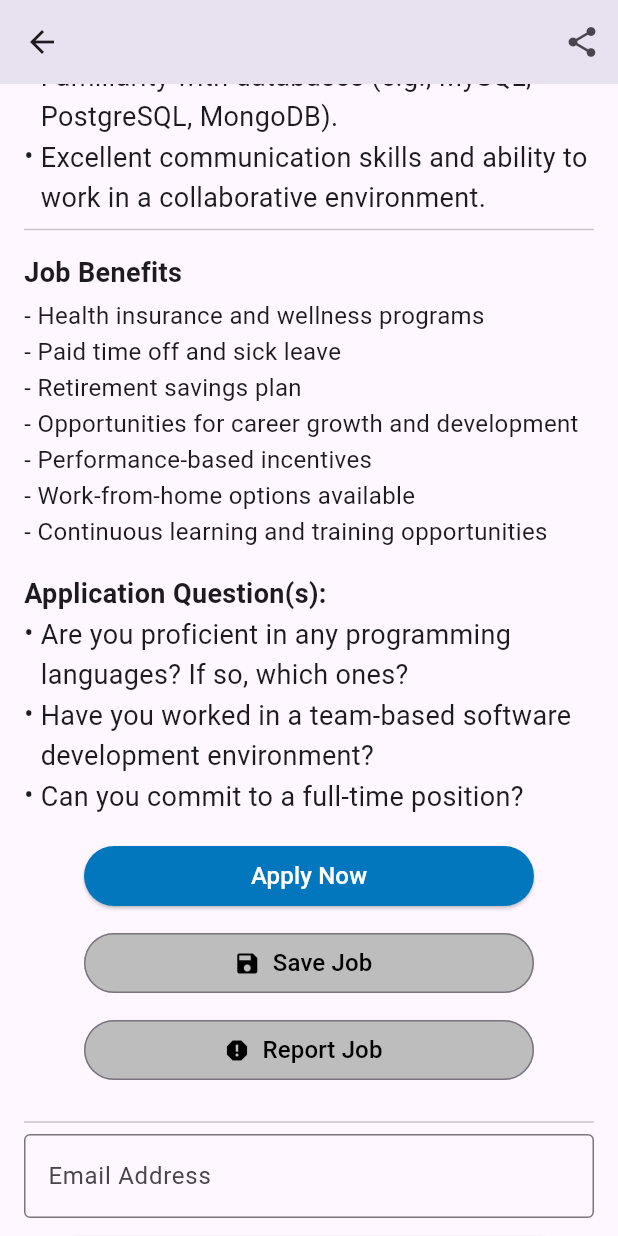
After one commit to ajhay013/Application-JobSync, a Flutter app: the JobDetails screen opened directly, scrolled down 1152 dp, after a tap on "Apply Now", on a phone screen of 412 x 824 dp. The commit adds this screen. Run offline on Flutter 3.47's test engine with Material 3 defaults, Android fonts, the phone set to English and light mode, and no system bars; our stand-ins replace font_awesome_flutter.

Commit message:
HALA BEH

```diff
--- a/lib/Pages/Applicant/ApplicantDashboard/Overview.dart
+++ b/lib/Pages/Applicant/ApplicantDashboard/Overview.dart
@@ -12,7 +12,7 @@ class _OverviewState extends State<Overview> {
 
   @override
   Widget build(BuildContext context) {
-    double screenWidth = MediaQuery.of(context).size.width;
+    // double screenWidth = MediaQuery.of(context).size.width;
 
     return Scaffold(
       appBar: AppBar(
--- a/lib/Pages/Applicant/findemployer.dart
+++ b/lib/Pages/Applicant/findemployer.dart
@@ -1,5 +1,5 @@
 import 'package:flutter/material.dart';
-import 'package:font_awesome_flutter/font_awesome_flutter.dart';  // Import FontAwesomeIcons
+import 'package:font_awesome_flutter/font_awesome_flutter.dart';
 
 class FindEmployer extends StatefulWidget {
   @override
--- /dev/null
+++ b/lib/Pages/Applicant/jobdetails.dart
@@ -0,0 +1,336 @@
+import 'package:flutter/material.dart';
+
+void main() {
+  runApp(MaterialApp(
+    home: JobDetails(
+      job: {
+        'title': 'Software Developer',
+        'company': 'Tech Innovators Inc.',
+        'location': 'Manila',
+        'type': 'Full-time',
+        'salary': '₱45,000/month',
+      },
+    ),
+    debugShowCheckedModeBanner: false,
+  ));
+}
+
+class JobDetails extends StatefulWidget {
+  final Map<String, String> job;
+
+  JobDetails({required this.job});
+
+  @override
+  _JobDetailsState createState() => _JobDetailsState();
+}
+
+class _JobDetailsState extends State<JobDetails> with SingleTickerProviderStateMixin {
+  late AnimationController _animationController;
+  late Animation<Offset> _slideAnimation;
+
+  @override
+  void initState() {
+    super.initState();
+    // Initialize the AnimationController
+    _animationController = AnimationController(
+      duration: Duration(seconds: 1),
+      vsync: this,
+    );
+
+    // Create the Slide Animation
+    _slideAnimation = Tween<Offset>(
+      begin: Offset(0, 1), // Start from the bottom
+      end: Offset.zero,     // End at the normal position
+    ).animate(CurvedAnimation(
+      parent: _animationController,
+      curve: Curves.easeInOut,
+    ));
+
+    // Start the animation
+    _animationController.forward();
+  }
+
+  @override
+  void dispose() {
+    // Dispose of the animation controller when done
+    _animationController.dispose();
+    super.dispose();
+  }
+
+  @override
+  Widget build(BuildContext context) {
+    return Scaffold(
+      appBar: AppBar(
+        actions: [
+          IconButton(icon: Icon(Icons.share), onPressed: () {}),
+        ],
+      ),
+      body: GestureDetector(
+        onVerticalDragEnd: (details) {
+          // Close the modal when a downward swipe is detected
+          if (details.primaryVelocity! > 0) {
+            Navigator.pop(context); // Close the modal on swipe down
+          }
+        },
+        child: SlideTransition(
+          position: _slideAnimation,
+          child: SingleChildScrollView(
+            padding: EdgeInsets.all(16.0),
+            child: Column(
+              crossAxisAlignment: CrossAxisAlignment.start,
+              children: [
+                // Row for the image and job title
+                Row(
+                  crossAxisAlignment: CrossAxisAlignment.start,
+                  children: [
+                    // Image Section
+                    ClipRRect(
+                      borderRadius: BorderRadius.circular(8.0),
+                      child: Image.asset(
+                        'assets/logo/google_logo.png',
+                        width: 110,
+                        height: 130,
+                        fit: BoxFit.cover,
+                      ),
+                    ),
+                    SizedBox(width: 16),
+                    // Job Title, Company, and Location Section
+                    Expanded(
+                      child: Column(
+                        crossAxisAlignment: CrossAxisAlignment.start,
+                        children: [
+                          // Job Title
+                          Text(
+                            '${widget.job['title'] ?? 'Not specified'}',
+                            style: TextStyle(fontSize: 22, fontWeight: FontWeight.bold),
+                          ),
+                          SizedBox(height: 5),
+                          // Company Name
+                          Text(
+                            '${widget.job['company'] ?? 'Not specified'}',
+                            style: TextStyle(fontSize: 18),
+                          ),
+                          SizedBox(height: 10),
+                          // Location
+                          Row(
+                            children: [
+                              Icon(Icons.location_on, size: 18), // Location Icon
+                              SizedBox(width: 8),
+                              Text(
+                                '${widget.job['location'] ?? 'Not specified'}',
+                                style: TextStyle(fontSize: 16),
+                              ),
+                            ],
+                          ),
+                        ],
+                      ),
+                    ),
+                  ],
+                ),
+                SizedBox(height: 10),
+                // Divider between salary and job type
+                Divider(),
+                SizedBox(height: 10),
+                // Job Type Header
+                Row(
+                  children: [
+                    Icon(Icons.work, size: 18), // Job Type Icon
+                    SizedBox(width: 8),
+                    Text(
+                      "Job Type",  // Job Type header text
+                      style: TextStyle(fontSize: 16, fontWeight: FontWeight.bold),
+                    ),
+                  ],
+                ),
+                SizedBox(height: 8),
+                // Job Type Section
+                Text(
+                  '${widget.job['type'] ?? 'Not specified'}',
+                  style: TextStyle(fontSize: 16),
+                ),
+                SizedBox(height: 10),
+                // Salary Section with Icon and Header
+                Divider(),
+                Text(
+                  "Salary", // Header for Salary
+                  style: TextStyle(fontSize: 16, fontWeight: FontWeight.bold),
+                ),
+                SizedBox(height: 8),
+                Row(
+                  children: [
+                    Icon(Icons.monetization_on, size: 18), // Salary Icon
+                    SizedBox(width: 8),
+                    Text(
+                      '${widget.job['salary'] ?? 'Not specified'}',
+                      style: TextStyle(fontSize: 16),
+                    ),
+                  ],
+                ),
+                Divider(),  // Divider after salary
+                SizedBox(height: 8),
+                Text(
+                  "Full Job Description",
+                  style: TextStyle(fontSize: 16, fontWeight: FontWeight.bold),
+                ),
+                SizedBox(height: 8),
+                // Updated Job Description for Software Developer
+                Text(
+                  "As a Software Developer at Google Inc. will design, develop, and maintain software solutions that meet the needs of the company. You'll collaborate with a team of engineers, participate in code reviews, and contribute to the development of innovative software products that are scalable and efficient.",
+                  style: TextStyle(fontSize: 16, height: 1.5),
+                ),
+                SizedBox(height: 16),
+                Text(
+                  "Your Key Responsibilities:",
+                  style: TextStyle(fontSize: 16, fontWeight: FontWeight.bold),
+                ),
+                BulletList([
+                  "Develop, test, and deploy high-quality software applications.",
+                  "Collaborate with cross-functional teams to define and design new features.",
+                  "Write clean, scalable, and maintainable code.",
+                  "Troubleshoot, debug, and optimize performance of applications.",
+                  "Stay up-to-date with new technologies and software development practices.",
+                  "Participate in code reviews to maintain coding standards and best practices.",
+                ]),
+                SizedBox(height: 16),
+                Text(
+                  "Your Qualifications:",
+                  style: TextStyle(fontSize: 16, fontWeight: FontWeight.bold),
+                ),
+                BulletList([
+                  "Bachelor's degree in Computer Science, Information Technology, or related field.",
+                  "Proficiency in programming languages such as Java, Python, C++, or JavaScript.",
+                  "Experience with frameworks and libraries like React, Angular, or Node.js.",
+                  "Strong problem-solving and debugging skills.",
+                  "Familiarity with databases (e.g., MySQL, PostgreSQL, MongoDB).",
+                  "Excellent communication skills and ability to work in a collaborative environment.",
+                ]),
+                Divider(),
+                SizedBox(height: 8),
+                Text(
+                  "Job Benefits",
+                  style: TextStyle(fontSize: 18, fontWeight: FontWeight.bold),
+                ),
+                SizedBox(height: 4),
+                Text(
+                  "- Health insurance and wellness programs\n- Paid time off and sick leave\n- Retirement savings plan\n- Opportunities for career growth and development\n- Performance-based incentives\n- Work-from-home options available\n- Continuous learning and training opportunities",
+                  style: TextStyle(fontSize: 16, height: 1.5),
+                ),
+                SizedBox(height: 16),
+                Text(
+                  "Application Question(s):",
+                  style: TextStyle(fontSize: 18, fontWeight: FontWeight.bold),
+                ),
+                BulletList([
+                  "Are you proficient in any programming languages? If so, which ones?",
+                  "Have you worked in a team-based software development environment?",
+                  "Can you commit to a full-time position?",
+                ]),
+                SizedBox(height: 16),
+                // Align buttons vertically and center them
+                Center(
+                  child: Column(
+                    mainAxisAlignment: MainAxisAlignment.center, // Center vertically
+                    crossAxisAlignment: CrossAxisAlignment.center, // Center horizontally
+                    children: [
+                      SizedBox(
+                        width: 300, // Set the desired width for all buttons
+                        child: ElevatedButton(
+                          onPressed: () {},
+                          child: Text("Apply Now", style: TextStyle(fontSize: 16)),
+                          style: ElevatedButton.styleFrom(
+                            backgroundColor: Colors.lightBlue[800], // Set background color to gray
+                            foregroundColor: Colors.white, // Set text color to black
+                          ),
+                        ),
+                      ),
+                      SizedBox(height: 10),
+                      SizedBox(
+                        width: 300, // Set the desired width for all buttons
+                        child: OutlinedButton.icon(
+                          onPressed: () {},
+                          icon: Icon(Icons.save), // Save icon
+                          label: Text("Save Job", style: TextStyle(fontSize: 16)),
+                          style: OutlinedButton.styleFrom(
+                            backgroundColor: Colors.grey[400],
+                            foregroundColor: Colors.black,
+                          ),
+                        ),
+                      ),
+                      SizedBox(height: 10),
+                      SizedBox(
+                        width: 300, // Set the desired width for all buttons
+                        child: OutlinedButton.icon(
+                          onPressed: () {},
+                          icon: Icon(Icons.report), // Report icon
+                          label: Text("Report Job", style: TextStyle(fontSize: 16)),
+                          style: OutlinedButton.styleFrom(
+                            backgroundColor: Colors.grey[400],
+                            foregroundColor: Colors.black,
+                          ),
+                        ),
+                      ),
+                    ],
+                  ),
+                ),
+                SizedBox(height: 16),
+                Divider(),
+                TextField(
+                  decoration: InputDecoration(
+                    labelText: "Email Address",
+                    border: OutlineInputBorder(),
+                  ),
+                ),
+                SizedBox(height: 8),
+                Center(
+                  child: SizedBox(
+                    width: 350, // Increase the width of the "Activate" button
+                    child: ElevatedButton(
+                      onPressed: () {},
+                      child: Text("Activate", style: TextStyle(fontSize: 16)),
+                      style: ElevatedButton.styleFrom(
+                        backgroundColor: Colors.grey[400],
+                        foregroundColor: Colors.black, // Set text color to black
+                      ),
+                    ),
+                  ),
+                ),
+                SizedBox(height: 8),
+                // Expanded Terms and Conditions Text
+                Text(
+                  "By creating a job alert, you agree to our Terms."
+                  "These terms outline the rules and guidelines for the use of our services.",
+                  style: TextStyle(
+                    fontSize: 14, // Smaller text size
+                    color: Colors.grey[600], // Lighter color for the description
+                  ),
+                  textAlign: TextAlign.center, // Center the text
+                ),
+              ],
+            ),
+          ),
+        ),
+      ),
+    );
+  }
+}
+
+class BulletList extends StatelessWidget {
+  final List<String> items;
+  BulletList(this.items);
+
+  @override
+  Widget build(BuildContext context) {
+    return Column(
+      crossAxisAlignment: CrossAxisAlignment.start,
+      children: items
+          .map((item) => Row(
+                crossAxisAlignment: CrossAxisAlignment.start,
+                children: [
+                  Text("• ", style: TextStyle(fontSize: 18)),
+                  Expanded(child: Text(item, style: TextStyle(fontSize: 18, height: 1.5))),
+                ],
+              ))
+          .toList(),
+    );
+  }
+}
--- a/lib/components/drawer.dart
+++ b/lib/components/drawer.dart
@@ -1,3 +1,4 @@
+import 'package:capstone/Pages/customersupport.dart';
 import 'package:flutter/material.dart';
 import 'package:capstone/pages/Applicant/findjob.dart';
 import 'package:capstone/pages/Applicant/findemployer.dart';
@@ -69,7 +70,10 @@ class CustomDrawer extends StatelessWidget {
             leading: Icon(Icons.support),
             title: Text('Customer Support'),
             onTap: () {
-              // TODO: Implement navigation to Customer Support screen
+              Navigator.push(
+                context,
+                MaterialPageRoute(builder: (context) => CustomerSupport()),
+              );
             },
           ),
         ],
--- a/pubspec.yaml
+++ b/pubspec.yaml
@@ -39,6 +39,7 @@ flutter:
     - assets/icons/buildings.png
     - assets/icons/users.png
     - assets/logo/riot.png
+    - assets/images/customersupport.png
 
 # To add assets to your application, add an assets section, like this:
   # assets:
```
Also changed, not shown: lib/Pages/Applicant/findjob.dart (+37 -14 lines), lib/Pages/customersupport.dart (added, +205 -0 lines), lib/components/applicantsidebar.dart (+1 -9 lines), assets/images/customersupport.png (added).
